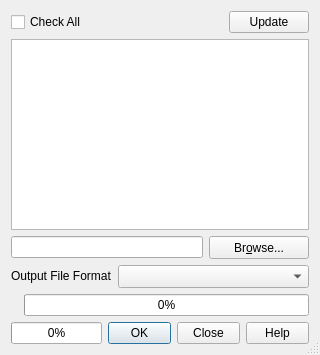
Qt form maps_printer_dialog_base.ui (olivierh65/MapsPrinter) before a commit.
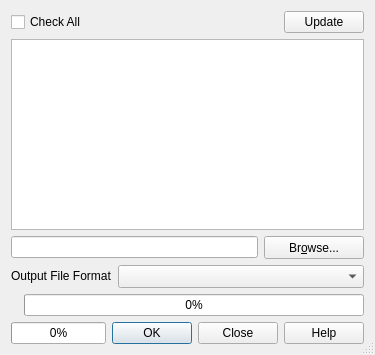
The same form after that commit. Icons and pictures are not drawn.

Commit message: fixes minimal size of dialog

The edit to the form file:
```diff
--- a/maps_printer_dialog_base.ui
+++ b/maps_printer_dialog_base.ui
@@ -6,7 +6,7 @@
    <rect>
     <x>0</x>
     <y>0</y>
-    <width>320</width>
+    <width>375</width>
     <height>355</height>
    </rect>
   </property>
@@ -18,7 +18,7 @@
   </property>
   <property name="minimumSize">
    <size>
-    <width>270</width>
+    <width>320</width>
     <height>340</height>
    </size>
   </property>
```
The commit also changes 1 other file.
